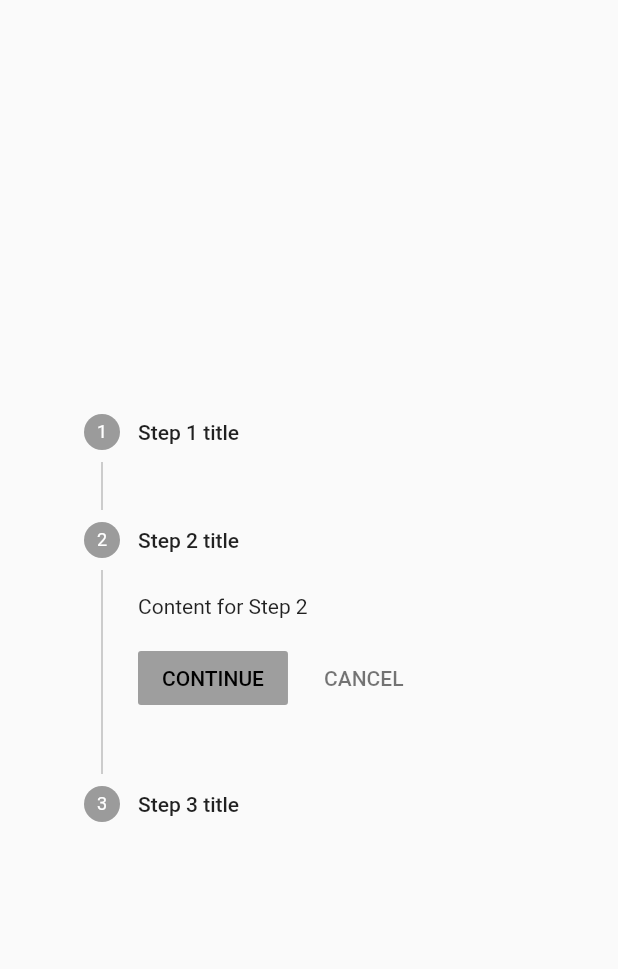
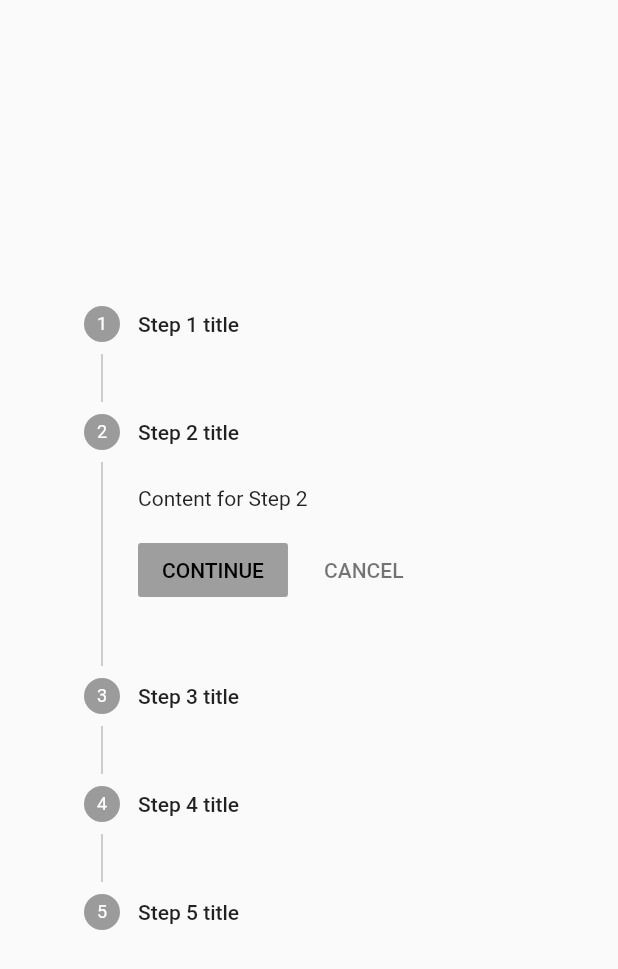
Before and after one commit to guava-food/guava-front, a Flutter app: the StepperPage screen opened by its route, after a tap on "CONTINUE", on a phone screen of 412 x 824 dp. Shown: the top 969 px of the screen. Run offline on Flutter 3.47's test engine with Material 2 defaults, Android fonts, the phone set to English and light mode, and no system bars; our stand-ins replace geocoding, geolocator; network calls fail.

Commit message:
finish prepping stepper

```diff
--- a/lib/location.dart
+++ b/lib/location.dart
@@ -1,6 +1,7 @@
 import 'package:flutter/material.dart';
 import 'package:geolocator/geolocator.dart';
 import 'package:geocoding/geocoding.dart';
+import 'confirm_location.dart';
 import 'data_files/gua_globals.dart' as gua_globals;
 
 class LocationPage extends StatefulWidget {
@@ -72,6 +73,9 @@ class _LocationPageState extends State<LocationPage> {
     gua_globals.everything = placemarks[0].toString();
 
     setState(() {});
+
+    await Future.delayed(const Duration(seconds: 2));
+    locationConfirmDialog(context);
   }
 
   @override
--- a/lib/stepper.dart
+++ b/lib/stepper.dart
@@ -30,7 +30,7 @@ class _StepperPageState extends State<StepperPage> {
                   }
                 },
                 onStepContinue: () {
-                  if (_index <= 0) {
+                  if (_index <= 3) {
                     setState(() {
                       _index += 1;
                     });
@@ -60,6 +60,18 @@ class _StepperPageState extends State<StepperPage> {
                         alignment: Alignment.centerLeft,
                         child: const Text('Content for Step 3')),
                   ),
+                  Step(
+                    title: Text('Step 4 title'),
+                    content: Container(
+                        alignment: Alignment.centerLeft,
+                        child: const Text('Content for Step 4')),
+                  ),
+                  Step(
+                    title: Text('Step 5 title'),
+                    content: Container(
+                        alignment: Alignment.centerLeft,
+                        child: const Text('Content for Step 4')),
+                  ),
                 ])
           ],
         ),
```
